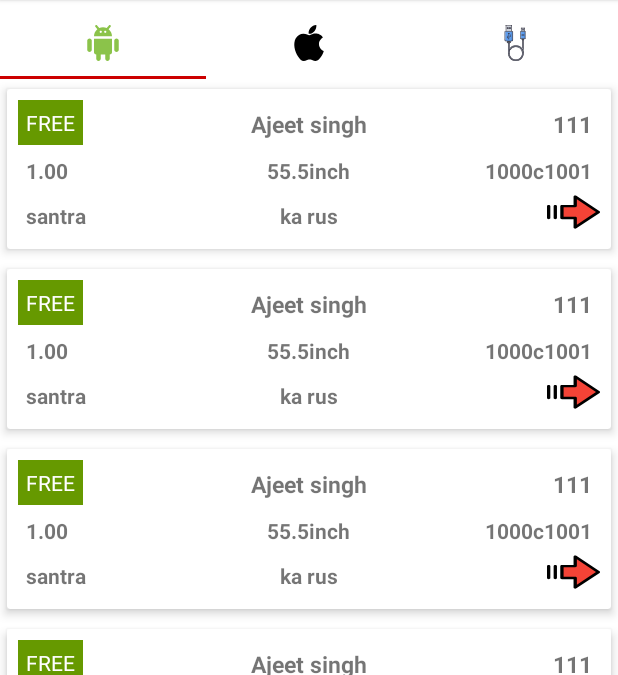
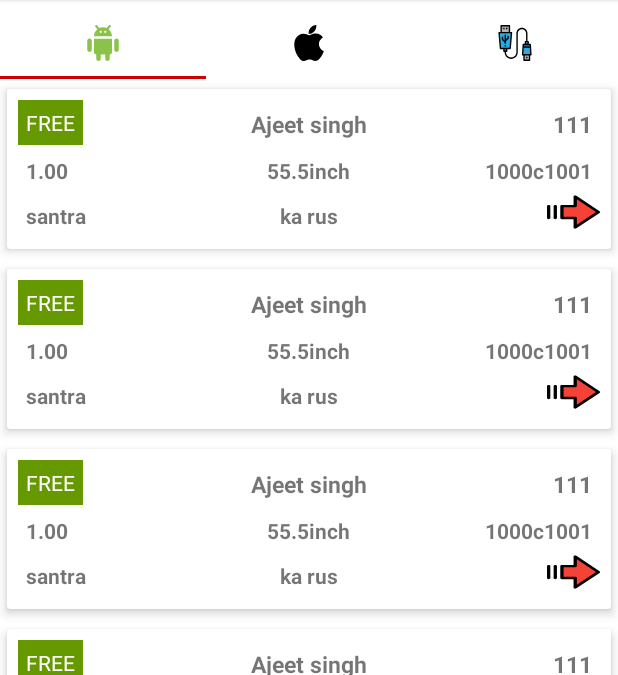
Before and after one commit to ajeet5zx/ShareMyDevice, an Android app: the home screen opened directly, with no data from a screen before it, on a phone screen of 412 x 824 dp, the part 82-757 px from its top. Run offline under Robolectric (Android 15) with nearby library versions, the phone set to English and light mode, and no system bars.

Commit message:
new icon+spacing in cards

```diff
--- a/app/src/main/res/drawable/ic_usb.xml
+++ b/app/src/main/res/drawable/ic_usb.xml
@@ -1,5 +1,5 @@
-<vector android:height="32dp" android:viewportHeight="511"
-    android:viewportWidth="511" android:width="32dp" xmlns:android="http://schemas.android.com/apk/res/android">
+<vector android:height="40dp" android:viewportHeight="511"
+    android:viewportWidth="511" android:width="40dp" xmlns:android="http://schemas.android.com/apk/res/android">
     <path android:fillColor="#656D78" android:pathData="M359.975,211.985h15.998v187.99h-15.998z"/>
     <path android:fillAlpha="0.2" android:fillColor="#FF000000"
         android:pathData="M375.978,359.268c-4.016,-9.844 -9.422,-18.96 -15.998,-27.101v30.404c5.102,11.437 7.998,24.077 7.998,37.404h8V359.268z" android:strokeAlpha="0.2"/>
--- /dev/null
+++ b/app/src/main/res/drawable/ic_usbmain.xml
@@ -0,0 +1,16 @@
+<vector android:height="30dp" android:viewportHeight="416"
+    android:viewportWidth="416" android:width="30dp" xmlns:android="http://schemas.android.com/apk/res/android">
+    <path android:fillColor="#808080" android:pathData="M328.006,192h32v40h-32z"/>
+    <path android:fillColor="#808080" android:pathData="M80.006,264h32v40h-32z"/>
+    <path android:fillColor="#B3B3B3" android:pathData="M48.006,8h96v80h-96z"/>
+    <path android:fillColor="#29ABE2" android:pathData="M152.006,272l-112,0l-16,-184l144,0z"/>
+    <path android:fillColor="#B3B3B3" android:pathData="M312.006,336h64v72h-64z"/>
+    <path android:fillColor="#29ABE2" android:pathData="M296.006,344l96,0l-8,-120l-80,0z"/>
+    <path android:fillColor="#0071BC" android:pathData="M304.006,224l-2.136,32l84.272,0l-2.136,-32z"/>
+    <path android:fillColor="#FF000000" android:pathData="M312.006,416h64c4.418,0 8,-3.582 8,-8v-56h8c4.418,0.01 8.008,-3.564 8.017,-7.983c0,-0.182 -0.005,-0.364 -0.017,-0.545l-8,-120c-0.279,-4.211 -3.78,-7.481 -8,-7.472h-16v-24c0,-4.418 -3.582,-8 -8,-8h-8V96c0,-35.346 -28.654,-64 -64,-64s-64,28.654 -64,64v220c0,33.137 -26.863,60 -60,60s-60,-26.863 -60,-60v-4h8c4.418,0 8,-3.582 8,-8v-24h32c4.163,0.015 7.642,-3.164 8,-7.312l16,-184c0.38,-4.402 -2.88,-8.278 -7.282,-8.658c-0.239,-0.021 -0.478,-0.03 -0.718,-0.03h-16V8c0,-4.418 -3.582,-8 -8,-8h-96c-4.418,0 -8,3.582 -8,8v72h-16c-4.418,-0.016 -8.013,3.552 -8.03,7.97c-0.001,0.24 0.009,0.479 0.03,0.718l16,184c0.358,4.148 3.837,7.327 8,7.312h32v24c0,4.418 3.582,8 8,8h8v4c0,41.974 34.026,76 76,76s76,-34.026 76,-76V96c0,-26.51 21.49,-48 48,-48s48,21.49 48,48v88h-8c-4.418,0 -8,3.582 -8,8v24h-16c-4.22,-0.009 -7.721,3.261 -8,7.472l-8,120c-0.292,4.409 3.046,8.219 7.455,8.511c0.182,0.012 0.363,0.018 0.545,0.017h8v56C304.006,412.418 307.588,416 312.006,416zM56.006,16h80v64h-80V16zM32.734,96h126.544L144.67,264H47.342L32.734,96zM104.006,280v16h-16v-16H104.006zM309.358,264h69.296l4.8,72h-78.896L309.358,264zM368.006,400h-48v-48h48V400zM336.006,200h16v16h-16V200zM328.006,232h48.512l1.072,16h-67.184l1.072,-16H328.006z"/>
+    <path android:fillColor="#FF000000" android:pathData="M336.006,368h16v16h-16z"/>
+    <path android:fillColor="#FF000000" android:pathData="M72.006,32h16v16h-16z"/>
+    <path android:fillColor="#FF000000" android:pathData="M104.006,32h16v16h-16z"/>
+    <path android:fillColor="#FF000000" android:pathData="M88.006,232h16v16h-16z"/>
+    <path android:fillColor="#FF000000" android:pathData="M88.006,216h16v-28.688l29.656,-29.656c1.5,-1.5 2.344,-3.534 2.344,-5.656v-24h-16v20.688l-16,16V112h-16v68.688l-16,-16V136h-16v32c0,2.122 0.844,4.156 2.344,5.656l29.656,29.656V216z"/>
+</vector>
--- a/app/src/main/res/layout/activity_home.xml
+++ b/app/src/main/res/layout/activity_home.xml
@@ -41,7 +41,7 @@
 
         <android.support.design.widget.TabItem
             android:id="@+id/tabItem3"
-            android:icon="@drawable/ic_usb"
+            android:icon="@drawable/ic_usbmain"
             android:layout_width="wrap_content"
             android:layout_height="wrap_content" />
 
--- a/build.gradle
+++ b/build.gradle
@@ -8,7 +8,7 @@ buildscript {
         jcenter()
     }
     dependencies {
-        classpath 'com.android.tools.build:gradle:3.1.0'
+        classpath 'com.android.tools.build:gradle:3.1.1'
         classpath 'com.google.gms:google-services:3.2.0'
 
         // NOTE: Do not place your application dependencies here; they belong
```
